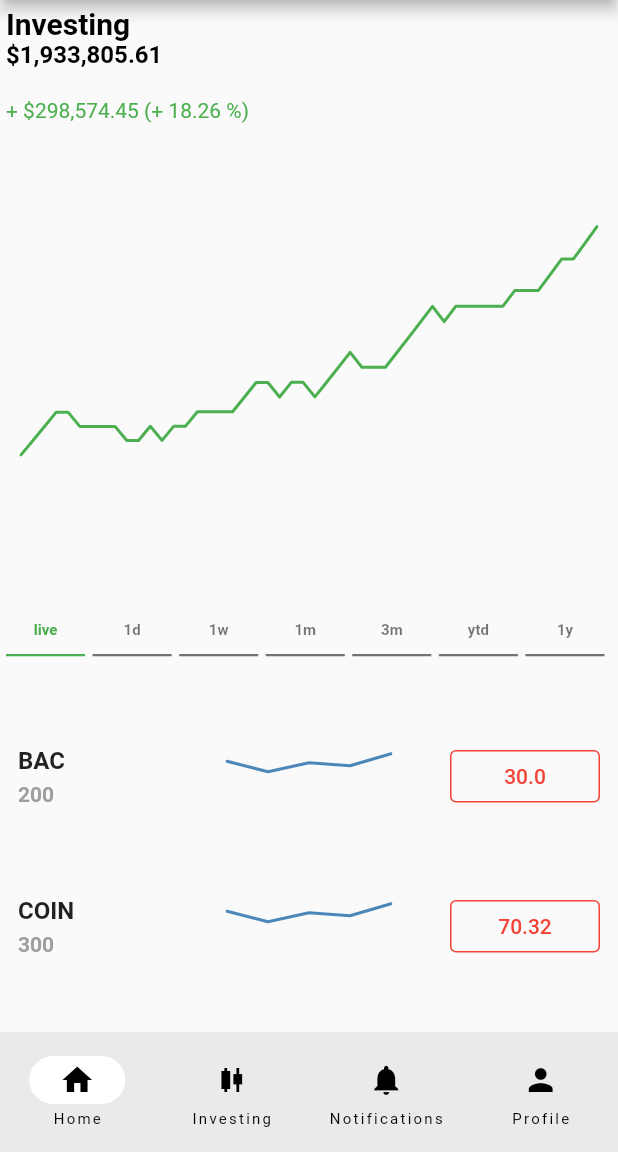
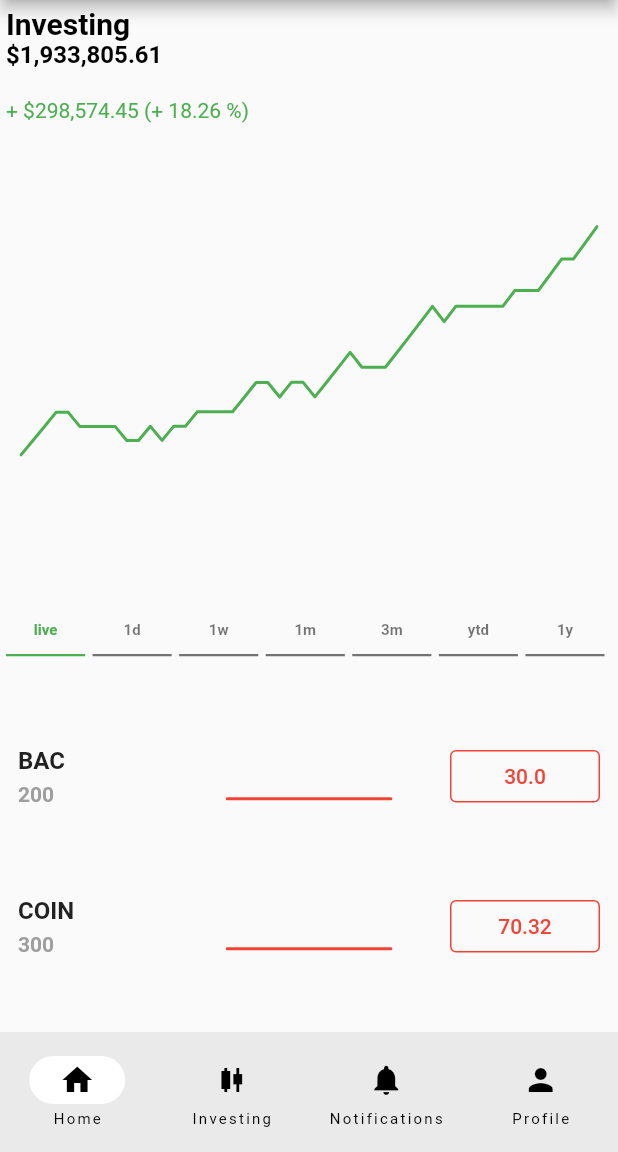
Before and after one commit to PrimeTimeTran/f-RSE, a Flutter app: the screen it shows after launch, on a phone screen of 412 x 824 dp, the part 84-1236 px from its top. Run offline on Flutter 3.47's test engine with Material 2 defaults, Android fonts, the phone set to English and light mode, and no system bars; our stand-ins replace bloc, equatable, faker, firebase_analytics, firebase_core, firebase_crashlytics and 5 more; accounts and stored records are empty; network calls fail.

Commit message:
Watch list item update on mobile

```diff
--- a/lib/presentation/widgets/watch_item.dart
+++ b/lib/presentation/widgets/watch_item.dart
@@ -1,3 +1,4 @@
+import 'dart:math';
 import 'package:flutter/material.dart';
 import 'package:go_router/go_router.dart';
 
@@ -107,14 +108,7 @@ class WatchItemState extends State<WatchItem> {
     );
   }
 
-  Widget buildSmallChart(BuildContext context) {
-    final List<ChartData> chartData = [
-      ChartData(2010, 35),
-      ChartData(2011, 28),
-      ChartData(2012, 34),
-      ChartData(2013, 32),
-      ChartData(2014, 40)
-    ];
+  Widget buildSmallChart(BuildContext context, color, data) {
     return SizedBox(
       height: 70,
       child: Container(
@@ -125,19 +119,34 @@ class WatchItemState extends State<WatchItem> {
           ),
         ),
         child: SfCartesianChart(
-          primaryYAxis: NumericAxis(
-            isVisible: false,
-          ),
+          plotAreaBorderWidth: 0,
+          borderColor: Colors.transparent,
           primaryXAxis: NumericAxis(
             isVisible: false,
           ),
-          plotAreaBorderWidth: 0,
-          borderColor: Colors.transparent,
+          primaryYAxis: NumericAxis(
+            isVisible: false,
+            majorGridLines: const MajorGridLines(
+              width: 2,
+              dashArray: <double>[4, 3],
+            ),
+            plotBands: [
+              PlotBand(
+                opacity: 0.5,
+                borderWidth: 1,
+                end: data.last.y,
+                start: data.last.y,
+                dashArray: const [4, 3],
+                borderColor: T(context, 'inversePrimary'),
+              ),
+            ],
+          ),
           series: <ChartSeries>[
             LineSeries<ChartData, int>(
-              dataSource: chartData,
+              dataSource: data,
               xValueMapper: (ChartData data, _) => data.x,
               yValueMapper: (ChartData data, _) => data.y,
+              color: color
             ),
           ],
         ),
@@ -146,7 +155,16 @@ class WatchItemState extends State<WatchItem> {
   }
 
   Widget buildSmall(context, navigate) {
+    final List<ChartData> data = [
+      ChartData(2010, randomInt(20, 40)),
+      ChartData(2011, randomInt(20, 40)),
+      ChartData(2012, randomInt(20, 40)),
+      ChartData(2013, randomInt(20, 40)),
+      ChartData(2014, randomInt(20, 40))
+    ];
+
     final item = widget.item;
+    final color = data.first.y < data.last.y ? Colors.green : Colors.red;
     return SizedBox(
       height: 100,
       child: Padding(
@@ -183,7 +201,7 @@ class WatchItemState extends State<WatchItem> {
               child: Column(
                 mainAxisAlignment: MainAxisAlignment.center,
                 children: [
-                  buildSmallChart(context),
+                  buildSmallChart(context, color, data),
                 ],
               ),
             ),
@@ -201,11 +219,11 @@ class WatchItemState extends State<WatchItem> {
                         const Size(100, 35),
                       ),
                       foregroundColor: MaterialStateProperty.all<Color>(
-                        getColor(item),
+                        color,
                       ),
                       side: MaterialStateProperty.all<BorderSide>(
                         BorderSide(
-                          color: getColor(item),
+                          color: color,
                         ),
                       ),
                     ),
@@ -252,7 +270,6 @@ getHeight(context) {
   }
 }
 
-
 MaterialColor getColor(Watch item) {
   return item.changePercent > 0 ? Colors.green : Colors.red;
 }
```
